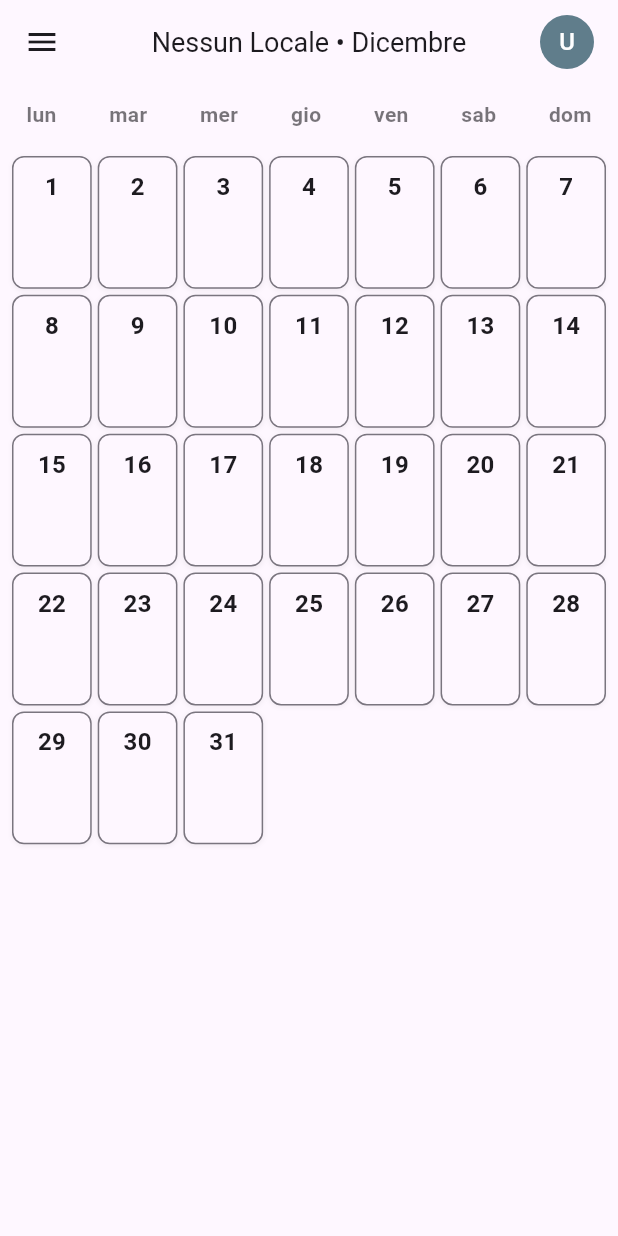
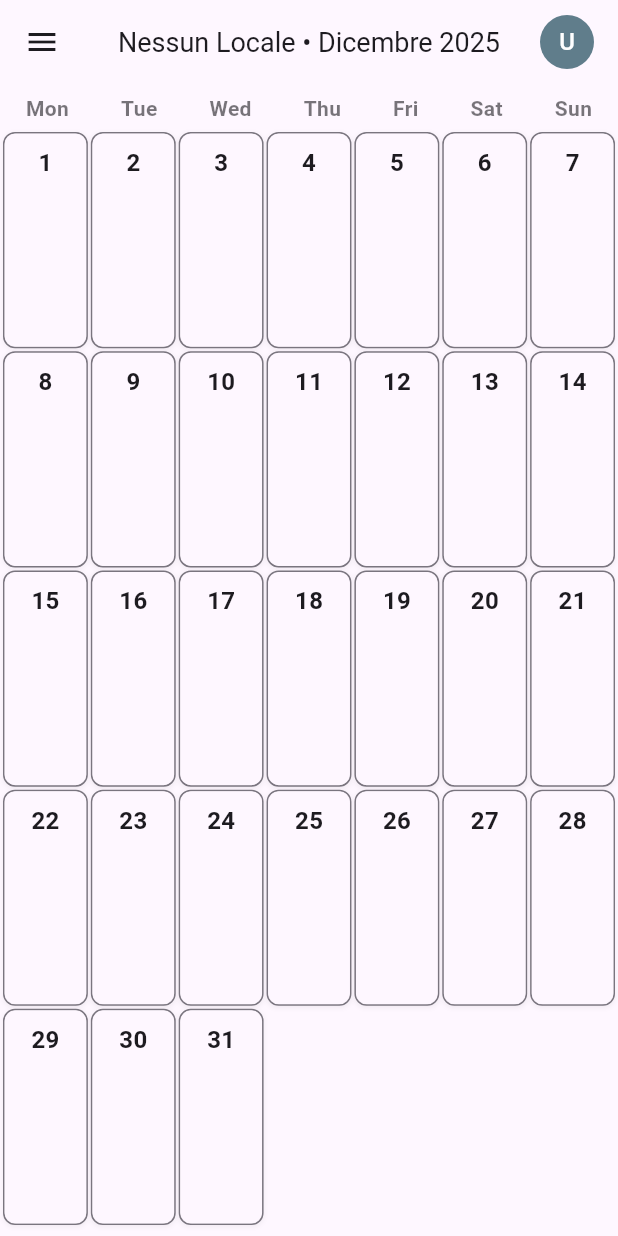
Before and after one commit to Alessandro-bttn/Friggi-App-2.0, a Flutter app: the MonthPage screen opened directly, on a phone screen of 412 x 824 dp. Run offline on Flutter 3.47's test engine with Material 3 defaults, Android fonts, the phone set to English and light mode, and no system bars; our stand-ins replace image_picker, shared_preferences, sqflite; accounts and stored records are empty.

Commit message:
Update Month page + Plus

```diff
--- /dev/null
+++ b/lib/MonthPage/Logic/month_logic.dart
@@ -0,0 +1,18 @@
+// File: lib/MonthPage/logic/month_logic.dart
+
+class MonthLogic {
+
+  /// Restituisce la data spostata al mese successivo
+  static DateTime getNextMonth(DateTime current) {
+    // Aggiungendo 1 al mese, Dart gestisce automaticamente il cambio anno
+    // Es: Dicembre 2025 (12) + 1 diventa Gennaio 2026 (1)
+    return DateTime(current.year, current.month + 1, 1);
+  }
+
+  /// Restituisce la data spostata al mese precedente
+  static DateTime getPreviousMonth(DateTime current) {
+    // Sottraendo 1 al mese, Dart gestisce il cambio anno all'indietro
+    // Es: Gennaio 2025 (1) - 1 diventa Dicembre 2024 (12)
+    return DateTime(current.year, current.month - 1, 1);
+  }
+}
--- a/lib/MonthPage/MonthPage.dart
+++ b/lib/MonthPage/MonthPage.dart
@@ -7,9 +7,12 @@ import '../DataBase/Locale/LocaleDB.dart';
 import '../DataBase/Locale/LocaleModel.dart';
 import '../service/preferences_service.dart';
 
-// IMPORTA I TUOI NUOVI WIDGET
+// IMPORTA I WIDGET
 import 'TopBar/month_app_bar.dart';
 import 'calander/calendar_grid.dart';
+
+// IMPORTA LA LOGICA APPENA CREATA
+import 'logic/month_logic.dart';
 
 class MonthPage extends StatefulWidget {
   const MonthPage({super.key});
@@ -47,6 +50,20 @@ class _MonthPageState extends State<MonthPage> {
     }
   }
 
+  // --- FUNZIONI DI CAMBIO MESE ---
+  void _vaiMeseSuccessivo() {
+    setState(() {
+      dataOggi = MonthLogic.getNextMonth(dataOggi);
+    });
+  }
+
+  void _vaiMesePrecedente() {
+    setState(() {
+      dataOggi = MonthLogic.getPreviousMonth(dataOggi);
+    });
+  }
+  // ------------------------------
+
   @override
   Widget build(BuildContext context) {
     if (isLoading) {
@@ -57,18 +74,38 @@ class _MonthPageState extends State<MonthPage> {
     }
 
     return Scaffold(
-      // 1. APP BAR ESTERNALIZZATA
       appBar: MonthAppBar(
         localeCorrente: localeCorrente,
         dataOggi: dataOggi,
         onMenuPressed: () {
-          // Logica per aprire il drawer
           print("Menu cliccato");
         },
       ),
 
-      // 2. CORPO ESTERNALIZZATO
-      body: const CalendarGrid(),
+      // 2. GESTIONE SWIPE (GESTURE DETECTOR)
+      // Avvolgiamo il corpo in un GestureDetector per sentire il dito
+      body: GestureDetector(
+        onHorizontalDragEnd: (DragEndDetails details) {
+          // primaryVelocity ci dice la velocità e la direzione dello swipe.
+          // > 0 : Swipe verso destra (Da Sinistra a Destra) -> Vado indietro nel tempo
+          // < 0 : Swipe verso sinistra (Da Destra a Sinistra) -> Vado avanti nel tempo
+
+          if (details.primaryVelocity! > 0) {
+            // Swipe Destra -> Mese Precedente
+            _vaiMesePrecedente();
+          } else if (details.primaryVelocity! < 0) {
+            // Swipe Sinistra -> Mese Successivo
+            _vaiMeseSuccessivo();
+          }
+        },
+        // Il Container trasparente serve a catturare il tocco anche negli spazi vuoti
+        child: Container(
+          color: Colors.transparent,
+          width: double.infinity,
+          height: double.infinity,
+          child: CalendarGrid(meseCorrente: dataOggi),
+        ),
+      ),
 
     );
   }
--- a/lib/MonthPage/TopBar/month_app_bar.dart
+++ b/lib/MonthPage/TopBar/month_app_bar.dart
@@ -1,3 +1,4 @@
+// File: lib/MonthPage/TopBar/month_app_bar.dart
 import 'dart:io';
 import 'package:flutter/material.dart';
 import 'package:intl/intl.dart';
@@ -17,43 +18,36 @@ class MonthAppBar extends StatelessWidget implements PreferredSizeWidget {
 
   @override
   Widget build(BuildContext context) {
-    // Recuperiamo lo schema colori attuale (Light o Dark)
     final colorScheme = Theme.of(context).colorScheme;
 
-    // Logica formattazione data
+    // 1. Formattazione Mese (es. "Dicembre")
     String nomeMese = DateFormat('MMMM', 'it_IT').format(dataOggi);
     nomeMese = toBeginningOfSentenceCase(nomeMese) ?? nomeMese;
 
+    // 2. Formattazione Anno (es. "2023")
+    String anno = DateFormat('yyyy').format(dataOggi);
+
+    // 3. Titolo completo
     String titolo = localeCorrente != null
-        ? "${localeCorrente!.nome} • $nomeMese"
-        : "Nessun Locale • $nomeMese";
+        ? "${localeCorrente!.nome} • $nomeMese $anno"
+        : "Nessun Locale • $nomeMese $anno";
 
     return AppBar(
-      // COLORE SFONDO: surface (Bianco su Light, Scuro su Dark)
       backgroundColor: colorScheme.surface,
       elevation: 0,
       centerTitle: true,
-
-      // 1. MENU
       leading: IconButton(
-        // COLORE ICONA: onSurface (Nero su Light, Bianco su Dark)
         icon: Icon(Icons.menu, color: colorScheme.onSurface),
         onPressed: onMenuPressed,
       ),
-
-      // 2. TITOLO
       title: Text(
         titolo,
-        // COLORE TESTO: onSurface (Nero su Light, Bianco su Dark)
         style: TextStyle(color: colorScheme.onSurface, fontSize: 18),
       ),
-
-      // 3. AVATAR UTENTE
       actions: [
         Padding(
           padding: const EdgeInsets.only(right: 16.0),
           child: CircleAvatar(
-            // Sfondo avatar: usa un colore primario del tema o grigio neutro
             backgroundColor: Colors.blueGrey,
             radius: 18,
             backgroundImage: (localeCorrente?.imagePath != null &&
@@ -65,7 +59,6 @@ class MonthAppBar extends StatelessWidget implements PreferredSizeWidget {
                     localeCorrente?.nome.isNotEmpty == true
                       ? localeCorrente!.nome[0].toUpperCase()
                       : "U",
-                    // Il testo dentro il pallino lo lasciamo bianco per contrasto col blueGrey
                     style: const TextStyle(color: Colors.white),
                   )
                 : null,
--- a/lib/MonthPage/calander/calendar_grid.dart
+++ b/lib/MonthPage/calander/calendar_grid.dart
@@ -1,98 +1,107 @@
 import 'package:flutter/material.dart';
+import '../../l10n/app_localizations.dart';
+import 'day_cell.dart';
 
 class CalendarGrid extends StatelessWidget {
-  const CalendarGrid({super.key});
+  final DateTime meseCorrente;
+
+  const CalendarGrid({
+    super.key,
+    required this.meseCorrente
+  });
 
   @override
   Widget build(BuildContext context) {
-    return Column(
+    final testo = AppLocalizations.of(context)!;
+
+    // 1. CREA LA LISTA DEI GIORNI TRADOTTA
+    final List<String> giorniSettimana = [
+      testo.calendar_mon,
+      testo.calendar_tue,
+      testo.calendar_wed,
+      testo.calendar_thu,
+      testo.calendar_fri,
+      testo.calendar_sat,
+      testo.calendar_sun,
+    ];
+
+    // Calcoli logici del calendario
+    final int year = meseCorrente.year;
+    final int month = meseCorrente.month;
+    final int daysInMonth = DateTime(year, month + 1, 0).day;
+    final int firstDayWeekday = DateTime(year, month, 1).weekday;
+    final int startingOffset = firstDayWeekday - 1;
+    final int totalCells = startingOffset + daysInMonth;
+
+    return SafeArea(
+      top: false,
+      bottom: true,
+      child: Column(
         children: [
           // HEADER: Giorni della settimana
           Padding(
-          padding: const EdgeInsets.symmetric(vertical: 10),
+            padding: const EdgeInsets.symmetric(vertical: 6),
             child: Row(
               mainAxisAlignment: MainAxisAlignment.spaceAround,
-            children: ["lun", "mar", "mer", "gio", "ven", "sab", "dom"]
+              children: giorniSettimana
                   .map((giorno) => Text(
                         giorno,
                         style: TextStyle(
-                        // Usa un colore che si legge bene sia su bianco che su nero
-                        color: Theme.of(context).colorScheme.onSurface.withOpacity(0.6),
+                          color: Theme.of(context).colorScheme.onSurface.withValues(alpha: 0.6),
                           fontWeight: FontWeight.bold,
+                          fontSize: 14,
                         ),
                       ))
                   .toList(),
             ),
           ),
 
-        // GRIGLIA: I giorni del mese
+          // GRIGLIA
           Expanded(
-          child: GridView.builder(
-            padding: const EdgeInsets.all(8),
-            gridDelegate: const SliverGridDelegateWithFixedCrossAxisCount(
-              crossAxisCount: 7, // 7 colonne
-              childAspectRatio: 0.6, // Rettangoli un po' più alti per sfruttare lo schermo
-              crossAxisSpacing: 4,
-              mainAxisSpacing: 4,
+            child: LayoutBuilder(
+              builder: (context, constraints) {
+                final availableHeight = constraints.maxHeight;
+
+                final int numeroRighe = (totalCells / 7).ceil();
+                const int numeroColonne = 7;
+                const double spacing = 2.0;
+
+                final heightNetta = availableHeight - ((numeroRighe - 1) * spacing);
+                final cellHeight = heightNetta / numeroRighe;
+
+                final widthNetta = constraints.maxWidth - ((numeroColonne - 1) * spacing);
+                final cellWidth = widthNetta / numeroColonne;
+
+                final double dynamicAspectRatio = cellWidth / cellHeight;
+
+                return GridView.builder(
+                  padding: const EdgeInsets.symmetric(horizontal: 2),
+                  physics: const NeverScrollableScrollPhysics(),
+                  gridDelegate: SliverGridDelegateWithFixedCrossAxisCount(
+                    crossAxisCount: numeroColonne,
+                    childAspectRatio: dynamicAspectRatio,
+                    crossAxisSpacing: spacing,
+                    mainAxisSpacing: spacing,
                   ),
-            // TODO: In futuro questo diventerà dinamico
-            itemCount: 31,
+                  itemCount: totalCells,
                   itemBuilder: (context, index) {
-              final int giorno = index + 1;
-              return _DayCell(giorno: giorno);
+                    if (index < startingOffset) {
+                      return const SizedBox();
+                    }
+                    final int giorno = index - startingOffset + 1;
+
+                    return DayCell(
+                      giorno: giorno,
+                      onTap: () {
+                        // Per ora stampiamo solo il messaggio
+                        print("Hai cliccato il giorno $giorno / $month / $year");
+                      },
+                    );
+                  },
+                );
               },
             ),
           ),
-      ],
-    );
-  }
-}
-
-class _DayCell extends StatelessWidget {
-  final int giorno;
-
-  const _DayCell({required this.giorno});
-
-  @override
-  Widget build(BuildContext context) {
-    // Recuperiamo i colori dal tema attuale
-    final theme = Theme.of(context);
-
-    return Container(
-      decoration: BoxDecoration(
-        // COLORE SFONDO: Cambia automticamente (Bianco in Light, Scuro in Dark)
-        color: theme.cardColor,
-
-        borderRadius: BorderRadius.circular(8), // Bordi un po' più morbidi
-
-        // BORDO: Sottile e del colore dei divisori del tema
-        border: Border.all(color: theme.dividerColor),
-
-        // OMBRA LEGGERA (Opzionale, sta bene sul bianco)
-        boxShadow: [
-          BoxShadow(
-            color: Colors.black.withOpacity(0.05),
-            blurRadius: 2,
-            offset: const Offset(0, 1),
-          )
-        ],
-      ),
-      child: Column(
-        mainAxisAlignment: MainAxisAlignment.start,
-        children: [
-          Padding(
-            padding: const EdgeInsets.only(top: 8.0),
-            child: Text(
-              "$giorno",
-              // COLORE TESTO: Automatico (Nero su Light, Bianco su Dark)
-              style: TextStyle(
-                color: theme.colorScheme.onSurface,
-                fontSize: 16,
-                fontWeight: FontWeight.bold
-              ),
-            ),
-          ),
-          // Qui aggiungeremo i pallini delle spese
         ],
       ),
     );
--- /dev/null
+++ b/lib/MonthPage/calander/day_cell.dart
@@ -0,0 +1,61 @@
+import 'package:flutter/material.dart';
+
+class DayCell extends StatelessWidget {
+  final int giorno;
+  // 1. Aggiungiamo la funzione che viene chiamata al click
+  final VoidCallback onTap;
+
+  const DayCell({
+    super.key,
+    required this.giorno,
+    required this.onTap, // Obbligatorio
+  });
+
+  @override
+  Widget build(BuildContext context) {
+    final theme = Theme.of(context);
+
+    // Per avere l'effetto click e i bordi arrotondati insieme,
+    // usiamo questa struttura: Container (Ombra) -> Material (Colore) -> InkWell (Click)
+    return Container(
+      decoration: BoxDecoration(
+        borderRadius: BorderRadius.circular(8),
+        border: Border.all(color: theme.dividerColor),
+        boxShadow: [
+          BoxShadow(
+            color: Colors.black.withValues(alpha: 0.05),
+            blurRadius: 2,
+            offset: const Offset(0, 1),
+          )
+        ],
+      ),
+      // ClipRRect serve a tagliare l'effetto onda del click che altrimenti uscirebbe dai bordi
+      child: ClipRRect(
+        borderRadius: BorderRadius.circular(8),
+        child: Material(
+          color: theme.cardColor, // Il colore va qui nel Material
+          child: InkWell(
+            onTap: onTap, // 2. Qui colleghiamo il click
+            child: Column(
+              mainAxisAlignment: MainAxisAlignment.start,
+              children: [
+                Padding(
+                  padding: const EdgeInsets.only(top: 8.0),
+                  child: Text(
+                    "$giorno",
+                    style: TextStyle(
+                      color: theme.colorScheme.onSurface,
+                      fontSize: 16,
+                      fontWeight: FontWeight.bold
+                    ),
+                  ),
+                ),
+                // Spazio per i futuri pallini
+              ],
+            ),
+          ),
+        ),
+      ),
+    );
+  }
+}
--- a/lib/l10n/app_en.arb
+++ b/lib/l10n/app_en.arb
@@ -14,5 +14,13 @@
     "ruolo_responsabile": "Manager",
 
     "error_campiMancanti": "Enter Name if Manager/Employee",
-    "error_erroreSalvataggio": "Error saving the place"
+    "error_erroreSalvataggio": "Error saving the place",
+
+    "calendar_mon": "Mon",
+    "calendar_tue": "Tue",
+    "calendar_wed": "Wed",
+    "calendar_thu": "Thu",
+    "calendar_fri": "Fri",
+    "calendar_sat": "Sat",
+    "calendar_sun": "Sun"
 }
--- a/lib/l10n/app_es.arb
+++ b/lib/l10n/app_es.arb
@@ -14,5 +14,13 @@
     "ruolo_responsabile": "Responsable",
 
     "error_campiMancanti": "Ingrese Nombre si Responsable/Empleado",
-    "error_erroreSalvataggio": "Error al guardar el lugar"
+    "error_erroreSalvataggio": "Error al guardar el lugar",
+
+    "calendar_mon": "Lun",
+    "calendar_tue": "Mar",
+    "calendar_wed": "Mié",
+    "calendar_thu": "Jue",
+    "calendar_fri": "Vie",
+    "calendar_sat": "Sáb",
+    "calendar_sun": "Dom"
 }
--- a/lib/l10n/app_it.arb
+++ b/lib/l10n/app_it.arb
@@ -14,5 +14,13 @@
     "ruolo_responsabile": "Responsabile",
 
     "error_campiMancanti": "Inserisci Nome se Responsabile/Dipendente",
-    "error_erroreSalvataggio": "Errore durante il salvataggio del locale"
+    "error_erroreSalvataggio": "Errore durante il salvataggio del locale",
+
+    "calendar_mon": "Lun",
+    "calendar_tue": "Mar",
+    "calendar_wed": "Mer",
+    "calendar_thu": "Gio",
+    "calendar_fri": "Ven",
+    "calendar_sat": "Sab",
+    "calendar_sun": "Dom"
 }
--- a/lib/l10n/app_localizations.dart
+++ b/lib/l10n/app_localizations.dart
@@ -177,6 +177,48 @@ abstract class AppLocalizations {
   /// In it, this message translates to:
   /// **'Errore durante il salvataggio del locale'**
   String get error_erroreSalvataggio;
+
+  /// No description provided for @calendar_mon.
+  ///
+  /// In it, this message translates to:
+  /// **'Lun'**
+  String get calendar_mon;
+
+  /// No description provided for @calendar_tue.
+  ///
+  /// In it, this message translates to:
+  /// **'Mar'**
+  String get calendar_tue;
+
+  /// No description provided for @calendar_wed.
+  ///
+  /// In it, this message translates to:
+  /// **'Mer'**
+  String get calendar_wed;
+
+  /// No description provided for @calendar_thu.
+  ///
+  /// In it, this message translates to:
+  /// **'Gio'**
+  String get calendar_thu;
+
+  /// No description provided for @calendar_fri.
+  ///
+  /// In it, this message translates to:
+  /// **'Ven'**
+  String get calendar_fri;
+
+  /// No description provided for @calendar_sat.
+  ///
+  /// In it, this message translates to:
+  /// **'Sab'**
+  String get calendar_sat;
+
+  /// No description provided for @calendar_sun.
+  ///
+  /// In it, this message translates to:
+  /// **'Dom'**
+  String get calendar_sun;
 }
 
 class _AppLocalizationsDelegate
--- a/lib/l10n/app_localizations_en.dart
+++ b/lib/l10n/app_localizations_en.dart
@@ -46,4 +46,25 @@ class AppLocalizationsEn extends AppLocalizations {
 
   @override
   String get error_erroreSalvataggio => 'Error saving the place';
+
+  @override
+  String get calendar_mon => 'Mon';
+
+  @override
+  String get calendar_tue => 'Tue';
+
+  @override
+  String get calendar_wed => 'Wed';
+
+  @override
+  String get calendar_thu => 'Thu';
+
+  @override
+  String get calendar_fri => 'Fri';
+
+  @override
+  String get calendar_sat => 'Sat';
+
+  @override
+  String get calendar_sun => 'Sun';
 }
--- a/lib/l10n/app_localizations_es.dart
+++ b/lib/l10n/app_localizations_es.dart
@@ -46,4 +46,25 @@ class AppLocalizationsEs extends AppLocalizations {
 
   @override
   String get error_erroreSalvataggio => 'Error al guardar el lugar';
+
+  @override
+  String get calendar_mon => 'Lun';
+
+  @override
+  String get calendar_tue => 'Mar';
+
+  @override
+  String get calendar_wed => 'Mié';
+
+  @override
+  String get calendar_thu => 'Jue';
+
+  @override
+  String get calendar_fri => 'Vie';
+
+  @override
+  String get calendar_sat => 'Sáb';
+
+  @override
+  String get calendar_sun => 'Dom';
 }
--- a/lib/l10n/app_localizations_it.dart
+++ b/lib/l10n/app_localizations_it.dart
@@ -47,4 +47,25 @@ class AppLocalizationsIt extends AppLocalizations {
   @override
   String get error_erroreSalvataggio =>
       'Errore durante il salvataggio del locale';
+
+  @override
+  String get calendar_mon => 'Lun';
+
+  @override
+  String get calendar_tue => 'Mar';
+
+  @override
+  String get calendar_wed => 'Mer';
+
+  @override
+  String get calendar_thu => 'Gio';
+
+  @override
+  String get calendar_fri => 'Ven';
+
+  @override
+  String get calendar_sat => 'Sab';
+
+  @override
+  String get calendar_sun => 'Dom';
 }
```
Lines whose indentation alone changed are shown as unchanged.
